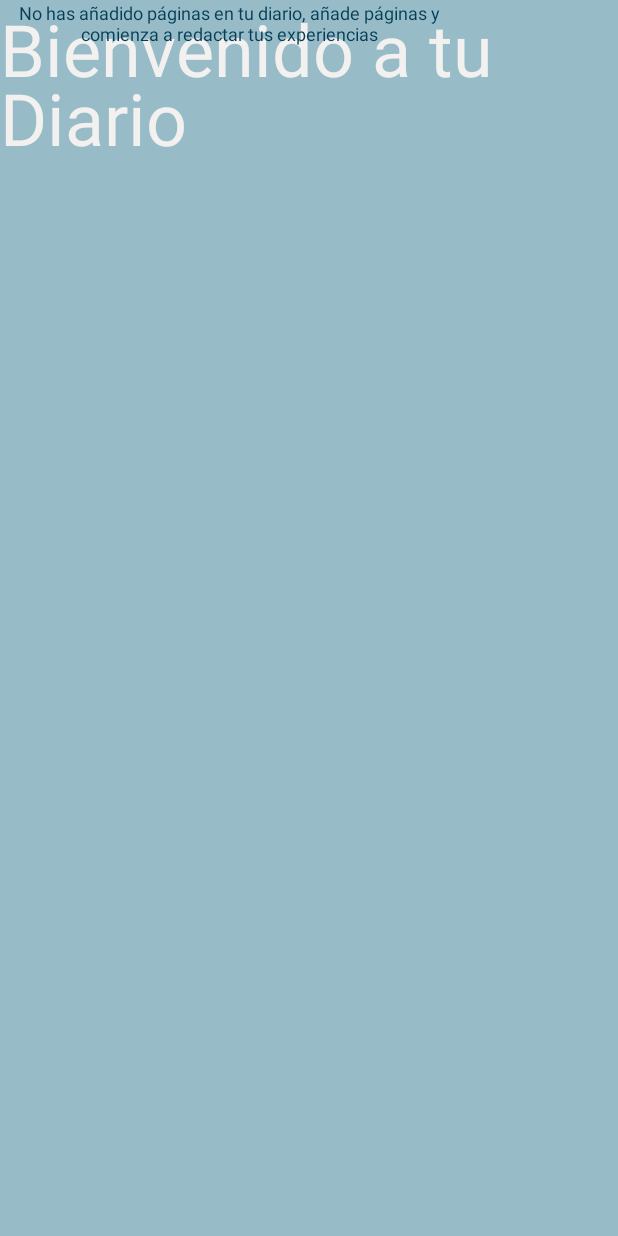
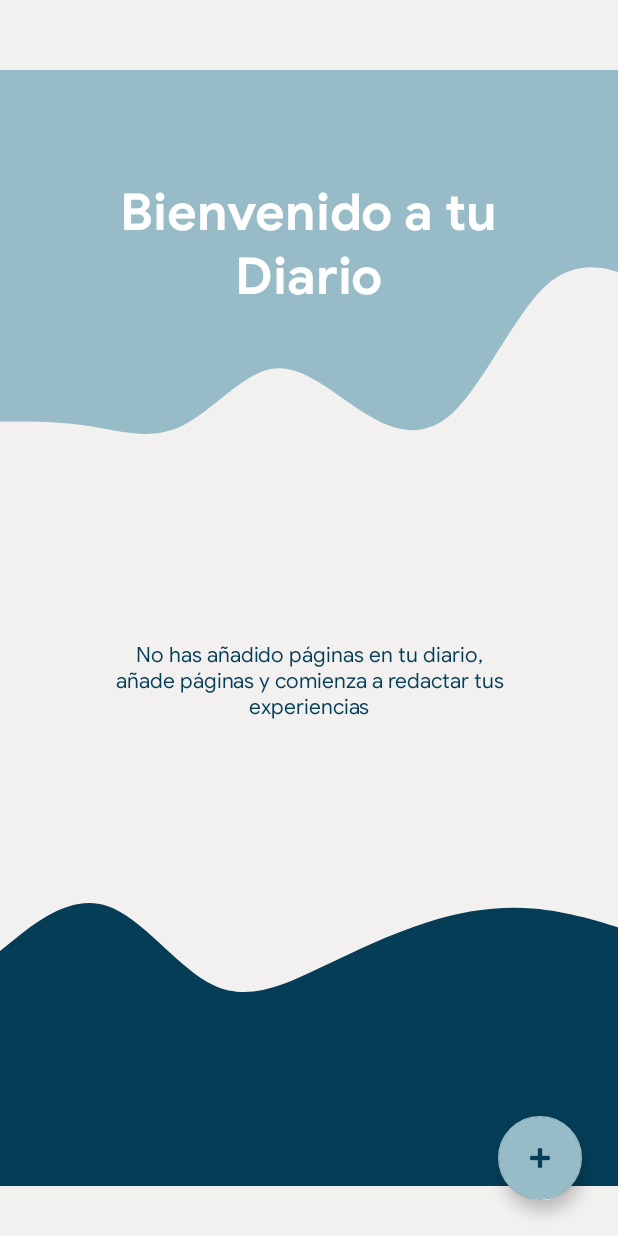
Before and after one commit to luisanuneze/mindmatters-app, an Android app: the screen it shows after launch (MainActivity), on a phone screen of 412 x 824 dp. Run offline under Robolectric (Android 15) with nearby library versions, the phone set to English and light mode, and no system bars.

Commit message:
Mejorando el main_diario.xml

```diff
--- a/app/src/main/res/layout/main_diario.xml
+++ b/app/src/main/res/layout/main_diario.xml
@@ -5,53 +5,90 @@
     xmlns:tools="http://schemas.android.com/tools"
     android:layout_width="match_parent"
     android:layout_height="match_parent"
-    android:background="@color/teal">
+    android:background="#F2F1EF">
 
-    <!-- Rectangle 29 -->
+    <View
+    android:id="@+id/topview"
+    android:layout_width="0dp"
+    android:layout_height="100dp"
+    android:layout_marginBottom="631dp"
+    android:background="@color/teal"
+    app:layout_constraintBottom_toBottomOf="parent"
+    app:layout_constraintEnd_toEndOf="parent"
+    app:layout_constraintStart_toStartOf="parent"
+    app:layout_constraintTop_toTopOf="parent" />
 
-
-    <!-- drawable/rectangle_2.xml -->
-    <!--<View
-        android:id="@+id/rectangle_2"
-        android:layout_width="411dp"
-        android:layout_height="255dp"
-        android:layout_alignParentLeft="true"
-        android:layout_alignParentTop="true"
-        android:background="@color/teal"
-        tools:ignore="MissingConstraints" />-->
-
-
-
-    <!-- Bienvenido a tu diario -->
-    <TextView
-        android:id="@+id/bienvenido_diario"
-        android:layout_width="337dp"
-        android:layout_height="126dp"
-        android:layout_alignParentLeft="true"
-        android:layout_alignParentTop="true"
-        android:gravity="top"
-        android:lineHeight="46sp"
-        android:text="@string/bienvenido_diario"
-        android:textAppearance="@style/bienvenido_"
-        android:textColor="@color/white"
-        android:textSize="48sp"
+    <View
+        android:id="@+id/wave"
+        android:layout_width="423dp"
+        android:layout_height="192dp"
+        android:background="@drawable/topwave"
+        app:layout_constraintTop_toBottomOf="@+id/topview"
         tools:ignore="MissingConstraints"
-        tools:layout_editor_absoluteX="37dp"
-        tools:layout_editor_absoluteY="84dp" />
+        tools:layout_editor_absoluteX="0dp" />
 
     <TextView
-        android:id="@+id/mensaje_main_diario"
-        android:layout_width="306dp"
-        android:layout_height="42dp"
-        android:layout_alignParentLeft="true"
-        android:layout_alignParentTop="true"
-        android:gravity="center_horizontal|top"
+        android:id="@+id/tv_mainDiario"
+        android:layout_width="352dp"
+        android:layout_height="78dp"
+        android:fontFamily="@font/googlesans_bold"
+        android:gravity="center"
+        android:text="@string/bienvenido_diario"
+        android:textAppearance="@style/TextAppearance.AppCompat.Display1"
+        android:textColor="#FFFFFF"
+        app:layout_constraintBottom_toBottomOf="@+id/wave"
+        app:layout_constraintEnd_toEndOf="parent"
+        app:layout_constraintHorizontal_bias="0.491"
+        app:layout_constraintStart_toStartOf="parent"
+        app:layout_constraintTop_toTopOf="@+id/topview"
+        app:layout_constraintVertical_bias="0.344" />
+
+    <TextView
+        android:id="@+id/tv_mensajeDiario"
+        android:layout_width="275dp"
+        android:layout_height="58dp"
+        android:fontFamily="@font/googlesans_regular"
+        android:gravity="center"
         android:text="@string/mensaje_main_diario"
         android:textColor="@color/navy_blue"
-        android:textSize="12sp"
+        app:layout_constraintBottom_toBottomOf="parent"
+        app:layout_constraintEnd_toEndOf="parent"
+        app:layout_constraintStart_toStartOf="@+id/wave"
+        app:layout_constraintTop_toBottomOf="@+id/wave"
+        app:layout_constraintVertical_bias="0.202" />
+
+    <View
+        android:id="@+id/buttonview"
+        android:layout_width="0dp"
+        android:layout_height="100dp"
+        android:layout_marginTop="208dp"
+        android:background="@color/navy_blue"
+        app:layout_constraintEnd_toEndOf="@+id/wave"
+        app:layout_constraintHorizontal_bias="0.0"
+        app:layout_constraintStart_toStartOf="parent"
+        app:layout_constraintTop_toBottomOf="@+id/tv_mensajeDiario" />
+
+    <View
+        android:id="@+id/wave2"
+        android:layout_width="426dp"
+        android:layout_height="113dp"
+        android:background="@drawable/buttomwave"
+        app:layout_constraintBottom_toTopOf="@+id/buttonview"
         tools:ignore="MissingConstraints"
-        tools:layout_editor_absoluteX="52dp"
-        tools:layout_editor_absoluteY="377dp" />
+        tools:layout_editor_absoluteX="-8dp" />
 
+    <com.google.android.material.floatingactionbutton.FloatingActionButton
+        android:id="@+id/floatingActionButton"
+        android:layout_width="wrap_content"
+        android:layout_height="wrap_content"
+        android:layout_marginEnd="24dp"
+        android:layout_marginRight="24dp"
+        android:layout_marginBottom="24dp"
+        android:clickable="true"
+        android:focusable="auto"
+        app:layout_constraintBottom_toBottomOf="parent"
+        app:layout_constraintEnd_toEndOf="parent"
+        app:srcCompat="@android:drawable/ic_input_add"
+        tools:ignore="MissingConstraints" />
 
 </androidx.constraintlayout.widget.ConstraintLayout>
```
